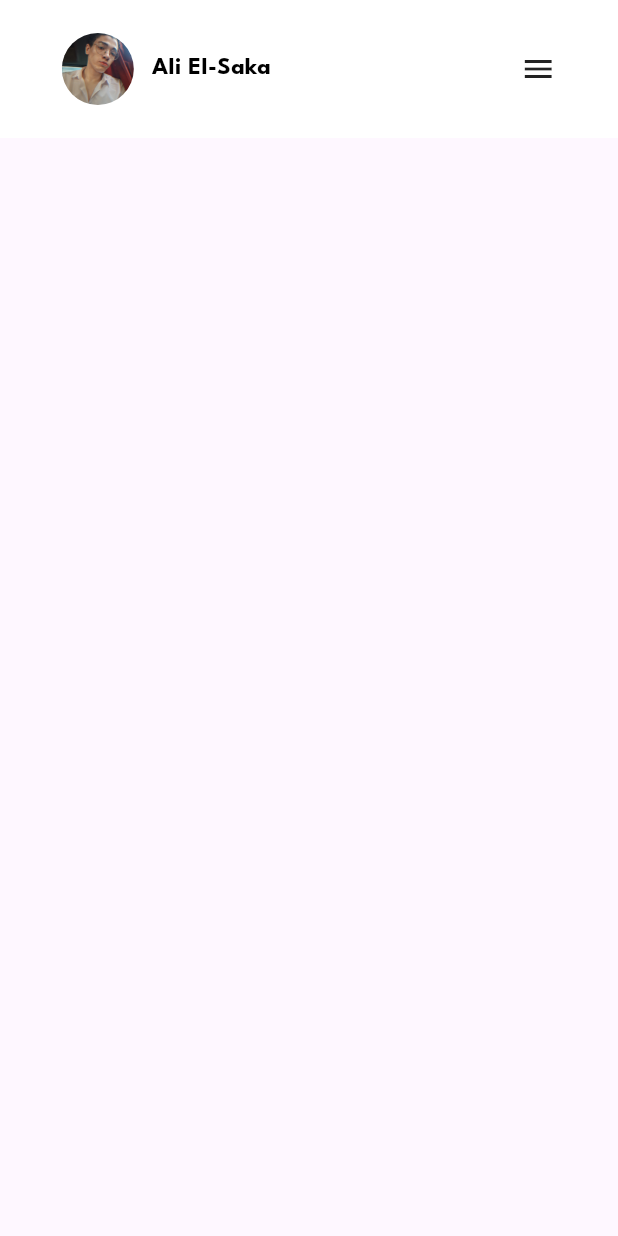
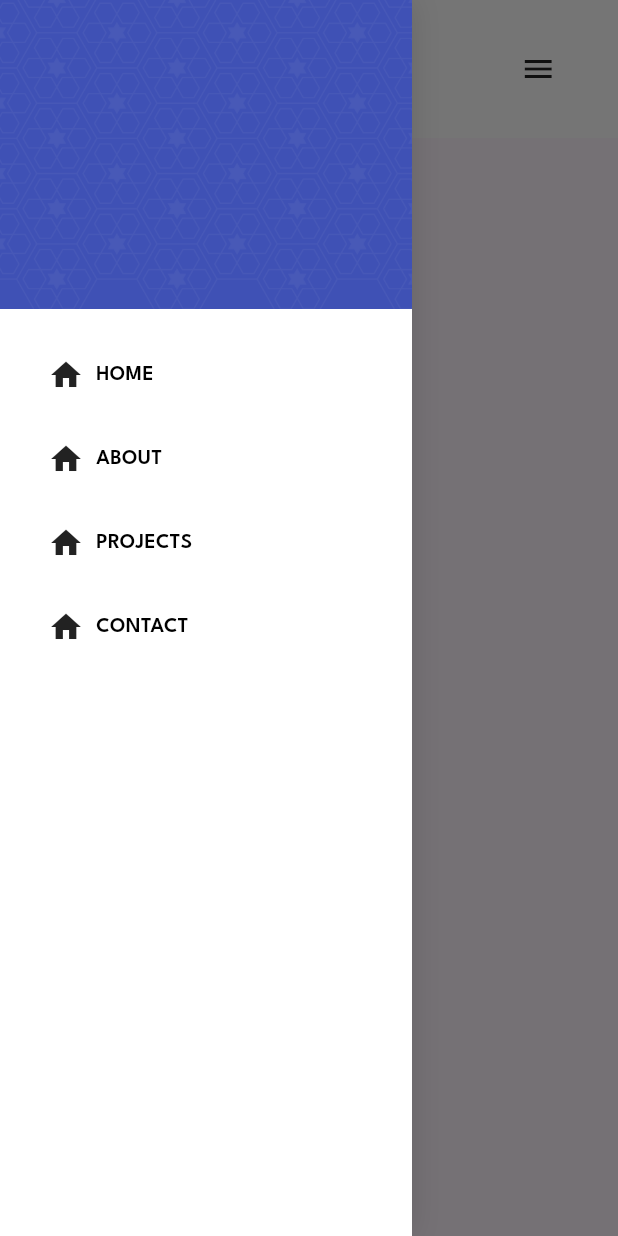
Before and after one commit to AliEl-Saka/portfolio, a Flutter app: the screen it shows after launch, with the side drawer open (before the commit the screen has no drawer), on a phone screen of 412 x 824 dp. Run offline on Flutter 3.47's test engine with Material 3 defaults, Android fonts, the phone set to English and light mode, and no system bars; our stand-ins replace responsive_builder.

Commit message:
add navigation drawer

```diff
--- a/lib/views/home_view.dart
+++ b/lib/views/home_view.dart
@@ -1,14 +1,22 @@
 import 'package:flutter/material.dart';
+import 'package:portfolio/widgets/drawer/navigation_drawer.dart';
 import 'package:portfolio/widgets/nav_bar/responsive_nav_bar.dart';
+import 'package:responsive_builder/responsive_builder.dart';
 
 class HomeView extends StatelessWidget {
   const HomeView({super.key});
 
   @override
   Widget build(BuildContext context) {
-    return const Scaffold(
-      body: Column(
-        children: [ResponsiveNavBar()],
+    return ResponsiveBuilder(
+      builder: (context, sizingInformation) => Scaffold(
+        drawer: sizingInformation.deviceScreenType == DeviceScreenType.mobile
+            ? const CustomNavigationDrawer()
+            : null,
+        drawerEnableOpenDragGesture: false,
+        body: const Column(
+          children: [ResponsiveNavBar()],
+        ),
       ),
     );
   }
--- /dev/null
+++ b/lib/widgets/drawer/navigation_drawer.dart
@@ -0,0 +1,26 @@
+import 'package:flutter/material.dart';
+import 'package:portfolio/widgets/drawer/widgets/drawer_header.dart';
+import 'package:portfolio/widgets/drawer/widgets/drawer_item.dart';
+
+class CustomNavigationDrawer extends StatelessWidget {
+  const CustomNavigationDrawer({super.key});
+
+  @override
+  Widget build(BuildContext context) {
+    return Container(
+      width: MediaQuery.of(context).size.width / 1.5,
+      decoration: const BoxDecoration(
+          color: Colors.white,
+          boxShadow: [BoxShadow(color: Colors.black12, blurRadius: 16)]),
+      child: const Column(
+        children: <Widget>[
+          CustomDrawerHeader(),
+          CustomDrawerItem('HOME', Icons.home),
+          CustomDrawerItem('ABOUT', Icons.home),
+          CustomDrawerItem('PROJECTS', Icons.home),
+          CustomDrawerItem('CONTACT', Icons.home),
+        ],
+      ),
+    );
+  }
+}
--- /dev/null
+++ b/lib/widgets/drawer/widgets/drawer_header.dart
@@ -0,0 +1,28 @@
+import 'package:flutter/material.dart';
+
+class CustomDrawerHeader extends StatelessWidget {
+  const CustomDrawerHeader({super.key});
+
+  @override
+  Widget build(BuildContext context) {
+    return Container(
+      height: MediaQuery.of(context).size.height / 4,
+      decoration: const BoxDecoration(
+        color: Colors.indigo,
+      ),
+      child: Stack(
+        children: [
+          Opacity(
+            opacity: 0.05,
+            child: Image.asset(
+              'assets/images/drawer header background pattern.png',
+              fit: BoxFit.cover,
+              width: double.infinity,
+              height: double.infinity,
+            ),
+          ),
+        ],
+      ),
+    );
+  }
+}
--- /dev/null
+++ b/lib/widgets/drawer/widgets/drawer_item.dart
@@ -0,0 +1,25 @@
+import 'package:flutter/material.dart';
+import 'package:portfolio/core/widgets/custom_text.dart';
+
+class CustomDrawerItem extends StatelessWidget {
+  final String title;
+  final IconData icon;
+  const CustomDrawerItem(this.title, this.icon, {super.key});
+
+  @override
+  Widget build(BuildContext context) {
+    return Padding(
+      padding: const EdgeInsets.only(left: 32, top: 32),
+      child: Row(
+        children: <Widget>[
+          Icon(icon),
+          const SizedBox(width: 8),
+          CustomText(
+            title,
+            fontWeight: FontWeight.w600,
+          ),
+        ],
+      ),
+    );
+  }
+}
--- a/lib/widgets/nav_bar/widgets/responsive/mobile_nav_bar.dart
+++ b/lib/widgets/nav_bar/widgets/responsive/mobile_nav_bar.dart
@@ -10,13 +10,15 @@ class MobileNavBar extends StatelessWidget {
   @override
   Widget build(BuildContext context) {
     return ConstrainedBox(
-      constraints: BoxConstraints(
-          maxWidth: MediaQuery.of(context).size.width / 1.25),
-      child: const Row(
+      constraints:
+          BoxConstraints(maxWidth: MediaQuery.of(context).size.width / 1.25),
+      child: Row(
         mainAxisAlignment: MainAxisAlignment.spaceBetween,
         children: [
-          ImageAndName(),
-          Icon(Icons.menu),
+          const ImageAndName(),
+          GestureDetector(
+              onTap: () => Scaffold.of(context).openDrawer(),
+              child: const Icon(Icons.menu)),
         ],
       ),
     );
```
Also changed, not shown: assets/images/drawer header background pattern.png (added), assets/images/home background pattern.png (added).
